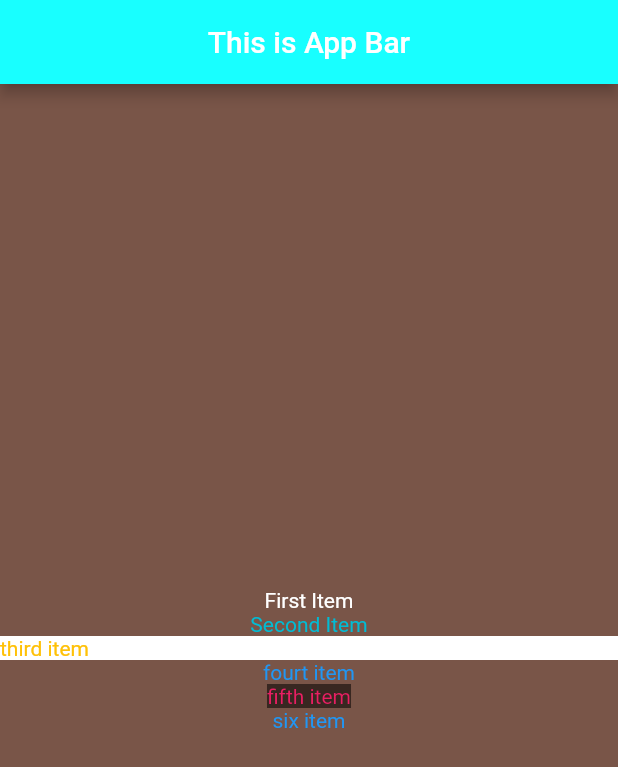
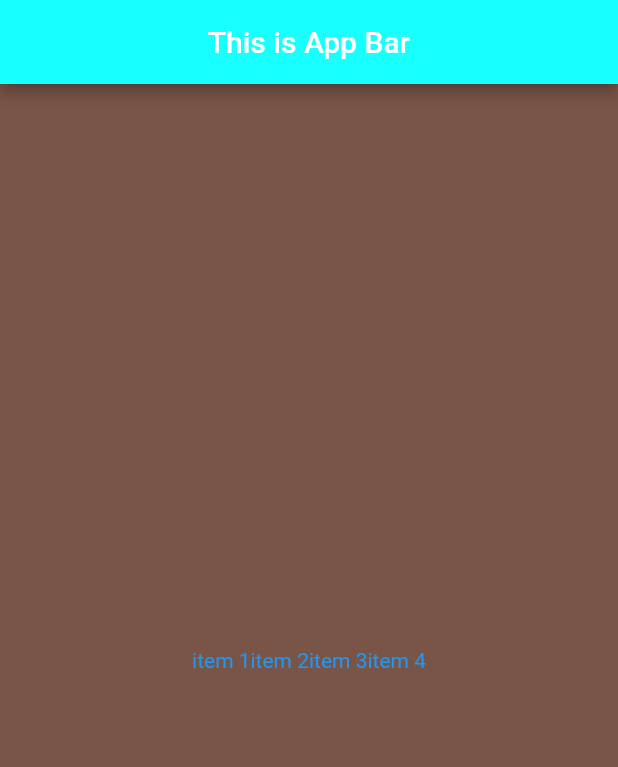
Before and after one commit to isurudilshan101/login_app1, a Flutter app: the screen it shows after launch, on a phone screen of 412 x 824 dp. Shown: the top 767 px of the screen. Run offline on Flutter 3.47's test engine with Material 2 defaults, Android fonts, the phone set to English and light mode, and no system bars.

Commit message:
flutter practice 3

```diff
--- a/login_app/lib/ui/login.dart
+++ b/login_app/lib/ui/login.dart
@@ -52,61 +52,72 @@ class LoginState extends State<Login>{
         color: Colors.brown,
         alignment: Alignment.center,
 
-        child: Column(
+        // child: Column(
+        //   mainAxisAlignment: MainAxisAlignment.center,
+        //   children: <Widget>[
+        //     Text("First Item", textDirection: TextDirection.ltr,
+        //     style:TextStyle(color: Colors.white
+        //     ),
+        //     ),
+
+        //     Text("Second Item", textDirection: TextDirection.ltr,
+        //     style: TextStyle(color: Colors.cyan
+        //     ),
+        //     ),
+
+        //     Container(
+        //       color:Colors.white,
+        //       alignment:Alignment.bottomLeft,
+
+        //       child: Text("third item", textDirection: TextDirection.ltr,
+        //       style: TextStyle(color: Colors.amber
+        //       ),
+        //       ),
+
+        //     ),
+
+        //     Text("fourt item",
+        //     textDirection: TextDirection.rtl,
+        //     style: TextStyle(color: Colors.blue
+        //     ),
+        //     ),
+
+        //     Container(
+        //       color: Colors.black54,
+
+        //       child: Text("fifth item",
+        //       textDirection: TextDirection.ltr,
+        //       style:TextStyle(color: Colors.pink
+        //       ),
+        //       ),
+
+        //     ),
+        //     Text("six item",
+        //     textDirection: TextDirection.rtl,
+        //     style: TextStyle(color: Colors.blue
+        //     ),
+        //     ),
+        //   ],
+
+
+        // ),
+      child:Row(
           mainAxisAlignment: MainAxisAlignment.center,
           children: <Widget>[
-            Text("First Item", textDirection: TextDirection.ltr,
-            style:TextStyle(color: Colors.white
-            ),
-            ),
+            Text("item 1",textDirection: TextDirection.ltr,
+            style:TextStyle(color:Colors.blue),),
 
-            Text("Second Item", textDirection: TextDirection.ltr,
-            style: TextStyle(color: Colors.cyan
-            ),
-            ),
+             Text("item 2",textDirection: TextDirection.ltr,
+            style:TextStyle(color:Colors.blue),),
 
-            Container(
-              color:Colors.white,
-              alignment:Alignment.bottomLeft,
+             Text("item 3",textDirection: TextDirection.ltr,
+            style:TextStyle(color:Colors.blue),),
 
-              child: Text("third item", textDirection: TextDirection.ltr,
-              style: TextStyle(color: Colors.amber
-              ),
-              ),
+             Text("item 4",textDirection: TextDirection.ltr,
+            style:TextStyle(color:Colors.blue),),
+          ],
+      ),
 
-            ),
-
-            Text("fourt item",
-            textDirection: TextDirection.rtl,
-            style: TextStyle(color: Colors.blue
-            ),
-            ),
-
-            Container(
-              color: Colors.black54,
-
-              child: Text("fifth item",
-              textDirection: TextDirection.ltr,
-              style:TextStyle(color: Colors.pink
-              ),
-              ),
-
-            ),
-            Text("six item",
-            textDirection: TextDirection.rtl,
-            style: TextStyle(color: Colors.blue
-            ),
-            ),
-          ],
-
-
-        ),
-
-     child: Text("six item",
-            textDirection: TextDirection.rtl,
-            style: TextStyle(color: Colors.blue
-            ),
-            ),
 
         ),
 
```
